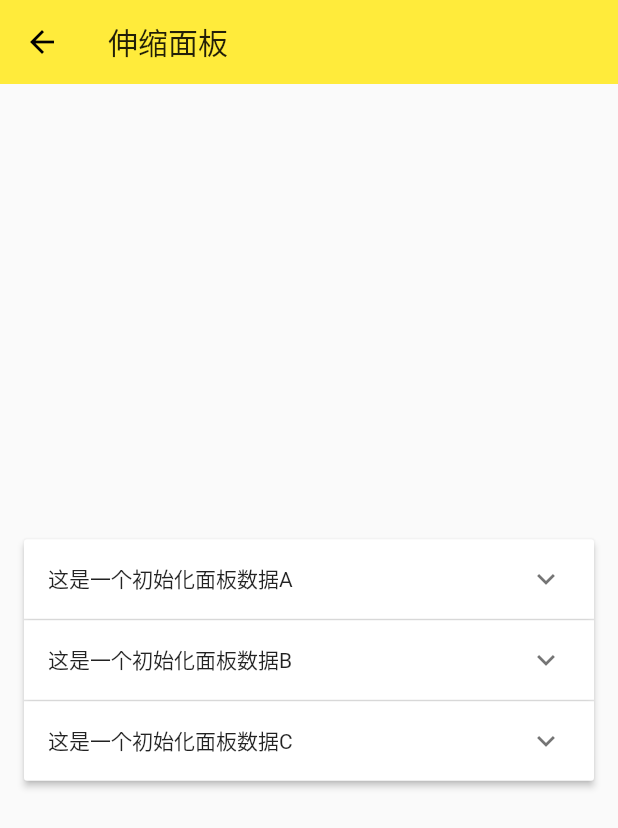
After one commit to cc9611/flutter_demo, a Flutter app: the ExpansionPanelDemo screen opened directly, on a phone screen of 412 x 824 dp. The commit adds this screen. Shown: the top 828 px of the screen. Run offline on Flutter 3.47's test engine with Material 2 defaults, Android fonts, the phone set to English and light mode, and no system bars; missing offline and left inert: dart:ffi.

```diff
--- /dev/null
+++ b/lib/demo/expansion_panel_demo.dart
@@ -0,0 +1,94 @@
+import 'package:flutter/material.dart';
+
+class ExpansionPanelItem {
+  final String headerText;
+  final Widget body;
+  bool isExpanded;
+
+  ExpansionPanelItem({
+    this.headerText,
+    this.body,
+    this.isExpanded,
+  });
+}
+
+class ExpansionPanelDemo extends StatefulWidget {
+  @override
+  _ExpansionPanelDemoState createState() => _ExpansionPanelDemoState();
+}
+
+class _ExpansionPanelDemoState extends State<ExpansionPanelDemo> {
+  List<ExpansionPanelItem> _expansionPanelItems;
+  @override
+  void initState() {
+    super.initState();
+    _expansionPanelItems = <ExpansionPanelItem>[
+      ExpansionPanelItem(
+        headerText: '这是一个初始化面板数据A',
+        body: Container(
+          padding: EdgeInsets.all(16.0),
+          width: double.infinity,
+          child: Text('面板初始化数据成功，准备发射，biubiubiu~'),
+        ),
+        isExpanded: false,
+      ),
+      ExpansionPanelItem(
+        headerText: '这是一个初始化面板数据B',
+        body: Container(
+          padding: EdgeInsets.all(16.0),
+          width: double.infinity,
+          child: Text('面板初始化数据成功，准备发射，biubiubiu~'),
+        ),
+        isExpanded: false,
+      ),
+      ExpansionPanelItem(
+        headerText: '这是一个初始化面板数据C',
+        body: Container(
+          padding: EdgeInsets.all(16.0),
+          width: double.infinity,
+          child: Text('面板初始化数据成功，准备发射，biubiubiu~'),
+        ),
+        isExpanded: false,
+      ),
+    ];
+  }
+
+  @override
+  Widget build(BuildContext context) {
+    return Scaffold(
+      appBar: AppBar(
+        title: Text('伸缩面板'),
+        elevation: 0.0,
+      ),
+      body: Container(
+        padding: EdgeInsets.all(16.0),
+        child: Column(
+          mainAxisAlignment: MainAxisAlignment.center,
+          children: [
+            ExpansionPanelList(
+              expansionCallback: (panelIndex, isExpanded) {
+                setState(() {
+                  _expansionPanelItems[panelIndex].isExpanded = !isExpanded;
+                });
+              },
+              children: _expansionPanelItems.map(
+                (ExpansionPanelItem item) {
+                  return ExpansionPanel(
+                    isExpanded: item.isExpanded,
+                    body: item.body,
+                    headerBuilder: (BuildContext context,bool isExpanded) {
+                      return Container(
+                        padding: EdgeInsets.all(16.0),
+                        child: Text(item.headerText),
+                      );
+                    }
+                  );
+                }
+              ).toList(),
+            )
+          ],
+        ),
+      )
+    );
+  }
+}
```
Also changed, not shown: lib/demo/bottom_sheet_demo.dart (added, +95 -0 lines), lib/demo/dialog_demo.dart (added, +138 -0 lines), lib/demo/material_components.dart (+24 -2 lines), lib/demo/snack_bar_demo.dart (added, +48 -0 lines).
